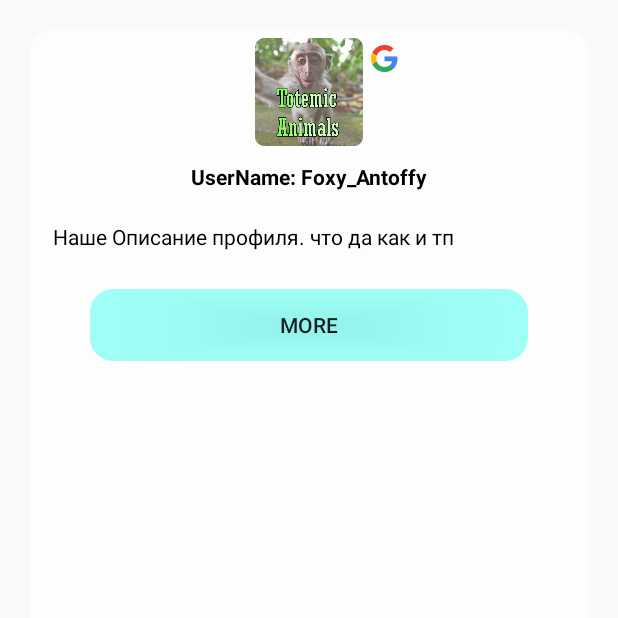
After one commit to toffeantyri/TotemAnimals, an Android app: the fragment fragment_info shown on its own in the app's theme, on a phone screen of 412 x 824 dp, the top half of it. The commit adds this screen. Run offline under Robolectric (Android 15) with nearby library versions, the phone set to English and light mode, and no system bars; our stand-ins replace AdMob.

Commit message:
0.21 Добавлен новый фрагмент для меню - инфо открывает новый фрагмент в основном активити макет предварительный статичный

```diff
--- a/app/build.gradle
+++ b/app/build.gradle
@@ -32,6 +32,7 @@ dependencies {
     implementation 'androidx.constraintlayout:constraintlayout:2.0.0-alpha3'
     implementation 'com.google.android.gms:play-services-ads-lite:20.5.0'
     implementation 'com.google.android.material:material:1.0.0'
+    implementation 'androidx.legacy:legacy-support-v4:1.0.0'
     testImplementation 'junit:junit:4.12'
     androidTestImplementation 'androidx.test.ext:junit:1.1.3'
     androidTestImplementation 'androidx.test.espresso:espresso-core:3.4.0'
--- /dev/null
+++ b/app/src/main/java/com/example/totemanimals/fragment_info.kt
@@ -0,0 +1,36 @@
+package com.example.totemanimals
+
+import android.content.Context
+import android.net.Uri
+import android.os.Bundle
+import android.util.Log
+import androidx.fragment.app.Fragment
+import android.view.LayoutInflater
+import android.view.View
+import android.view.ViewGroup
+
+
+class fragment_info : Fragment() {
+
+
+    override fun onCreateView(
+        inflater: LayoutInflater, container: ViewGroup?,
+        savedInstanceState: Bundle?
+    ): View? {
+        val view = LayoutInflater.from(container?.context).inflate(R.layout.fragment_fragment_info,container,false)
+        return inflater.inflate(R.layout.fragment_fragment_info, container, false)
+    }
+
+    override fun onViewCreated(view: View, savedInstanceState: Bundle?) {
+        super.onViewCreated(view, savedInstanceState)
+        Log.d("MyLog", "onViewCreated")
+    }
+
+    companion object {
+        @JvmStatic
+        fun newInstance() = fragment_info()
+
+
+
+    }
+}
--- /dev/null
+++ b/app/src/main/res/drawable/shape_round.xml
@@ -0,0 +1,3 @@
+<?xml version="1.0" encoding="utf-8"?>
+<selector xmlns:android="http://schemas.android.com/apk/res/android"
+    xmlns:app="http://schemas.android.com/apk/res-auto"></selector>
--- a/app/src/main/res/layout/animal_shablon_xml.xml
+++ b/app/src/main/res/layout/animal_shablon_xml.xml
@@ -3,7 +3,8 @@
     xmlns:app="http://schemas.android.com/apk/res-auto"
     android:layout_width="match_parent"
     android:layout_height="wrap_content"
-    android:layout_gravity="center_horizontal">
+    android:layout_gravity="center_horizontal"
+    android:elevation="10dp">
 
     <androidx.cardview.widget.CardView
         android:layout_width="0dp"
--- /dev/null
+++ b/app/src/main/res/layout/fragment_fragment_info.xml
@@ -0,0 +1,83 @@
+<?xml version="1.0" encoding="utf-8"?>
+<FrameLayout xmlns:android="http://schemas.android.com/apk/res/android"
+    xmlns:app="http://schemas.android.com/apk/res-auto"
+    xmlns:tools="http://schemas.android.com/tools"
+    android:layout_width="match_parent"
+    android:layout_height="match_parent"
+    android:layout_margin="20dp"
+    android:background="@drawable/shape_rectangle_r10"
+    tools:context=".fragment_info">
+
+    <RelativeLayout
+        android:layout_width="match_parent"
+        android:layout_height="match_parent">
+
+        <LinearLayout
+            android:layout_width="match_parent"
+            android:layout_height="match_parent"
+            android:gravity="center_horizontal"
+            android:orientation="vertical">
+
+            <LinearLayout
+                android:layout_width="wrap_content"
+                android:layout_height="wrap_content"
+                android:orientation="horizontal">
+
+                <ImageView
+                    android:id="@+id/imageView3"
+                    android:layout_width="wrap_content"
+                    android:layout_height="wrap_content"
+                    android:layout_marginVertical="10dp"
+                    android:layout_weight="1"
+                    android:src="@drawable/googleg_standard_color_18"
+                    android:visibility="invisible" />
+
+                <ImageView
+                    android:id="@+id/im_myuser_blog_avatar"
+                    android:layout_width="wrap_content"
+                    android:layout_height="wrap_content"
+                    android:layout_margin="5dp"
+                    android:src="@mipmap/ic_launcher" />
+
+                <ImageView
+                    android:id="@+id/imageView4"
+                    android:layout_width="wrap_content"
+                    android:layout_height="wrap_content"
+                    android:layout_marginVertical="10dp"
+                    android:layout_weight="1"
+                    android:src="@drawable/googleg_standard_color_18" />
+            </LinearLayout>
+
+            <TextView
+                android:id="@+id/tv_myuser_blog_title"
+                android:layout_width="wrap_content"
+                android:layout_height="wrap_content"
+                android:padding="5dp"
+                android:text="UserName: Foxy_Antoffy"
+                android:textColor="#000000"
+                android:textStyle="bold" />
+
+            <TextView
+                android:id="@+id/tv_myuser_blog_description"
+                android:layout_width="match_parent"
+                android:layout_height="wrap_content"
+                android:layout_margin="5dp"
+                android:padding="10dp"
+                android:text="Наше Описание профиля. что да как и тп"
+                android:textColor="#000000" />
+
+            <Button
+                android:id="@+id/btn_myuser_blog_button"
+                android:layout_width="match_parent"
+                android:layout_height="wrap_content"
+                android:layout_marginHorizontal="40dp"
+                android:layout_marginVertical="10dp"
+                android:background="@drawable/shape_rectangle_r10"
+                android:backgroundTint="@color/green_style_btn"
+                android:padding="5dp"
+                android:text="@string/my_btn_my_userBlog" />
+
+        </LinearLayout>
+    </RelativeLayout>
+
+</FrameLayout>
--- a/app/src/main/res/menu/nav_bottom_menu_xml.xml
+++ b/app/src/main/res/menu/nav_bottom_menu_xml.xml
@@ -5,7 +5,7 @@
         android:id="@+id/home_menu_id"
         android:icon="@drawable/ic_adb_black_32dp"
         android:orderInCategory="1"
-        android:title="@string/nav_menu_home" />
+        android:title="@string/nav_menu_test" />
 
     <item android:id="@+id/search_menu_id"
         android:title="@string/nav_menu_search"
--- a/app/src/main/res/values/colors.xml
+++ b/app/src/main/res/values/colors.xml
@@ -9,4 +9,8 @@
     <color name="nav_menu_checked_off">#2C2C2C</color>
     <color name="white">#FFFFFF</color>
 
+    <color name="green_style_btn">#77FFF4</color>
+
+
+
 </resources>
```
Also changed, not shown: app/src/main/java/com/example/totemanimals/MainActivity.kt (+6 -16 lines), app/src/main/res/layout/activity_animal_descpt_view.xml (+11 -6 lines), app/src/main/res/layout/activity_main.xml (+28 -1 lines), app/src/main/res/values/strings.xml (+5 -2 lines).
